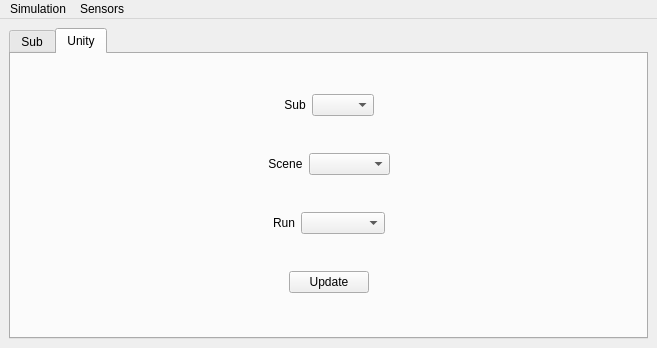
This is rqt_waypoint/resource/Mainwindow.ui in sonia-auv/rqt_sonia_plugins as Qt 5 draws it before an edit. The edited form follows.
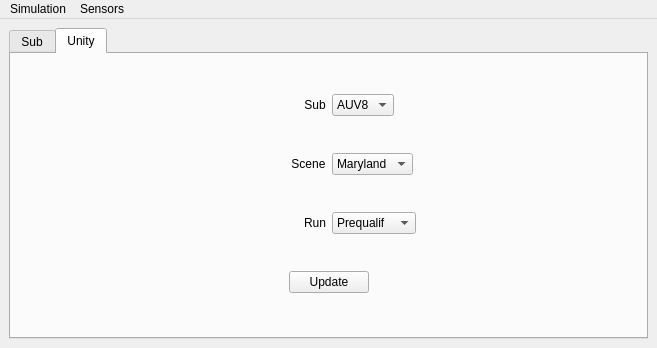
This is the edited form. The open tabs and pages were chosen to show the change.

Commit message: added unity service to set AUV

Diff of the .ui file:
```diff
--- a/rqt_waypoint/resource/Mainwindow.ui
+++ b/rqt_waypoint/resource/Mainwindow.ui
@@ -495,9 +495,11 @@
        </attribute>
        <layout class="QVBoxLayout" name="verticalLayout_2">
         <item>
-         <layout class="QHBoxLayout" name="horizontalLayout_4">
+         <layout class="QHBoxLayout" name="horizontalLayout_10">
           <item>
-           <spacer name="horizontalSpacer_9">
+           <layout class="QHBoxLayout" name="horizontalLayout_13">
+            <item>
+             <spacer name="horizontalSpacer_7">
             <property name="orientation">
              <enum>Qt::Horizontal</enum>
             </property>
@@ -531,16 +533,20 @@
             </property>
            </widget>
           </item>
+           </layout>
+          </item>
+          <item>
+           <layout class="QHBoxLayout" name="horizontalLayout_12">
           <item>
            <widget class="QComboBox" name="subChoice">
             <property name="editable">
              <bool>false</bool>
             </property>
             <property name="currentText">
-             <string/>
-            </property>
-            <property name="placeholderText">
-             <string>Sub</string>
+               <string>AUV8</string>
+              </property>
+              <property name="placeholderText" stdset="0">
+               <string/>
             </property>
             <item>
              <property name="text">
@@ -555,7 +561,7 @@
            </widget>
           </item>
           <item>
-           <spacer name="horizontalSpacer_10">
+             <spacer name="horizontalSpacer_8">
             <property name="orientation">
              <enum>Qt::Horizontal</enum>
             </property>
@@ -566,13 +572,17 @@
              </size>
             </property>
            </spacer>
+            </item>
+           </layout>
           </item>
          </layout>
         </item>
         <item>
          <layout class="QHBoxLayout" name="horizontalLayout_5">
           <item>
-           <spacer name="horizontalSpacer_7">
+           <layout class="QHBoxLayout" name="horizontalLayout_11">
+            <item>
+             <spacer name="horizontalSpacer_9">
             <property name="orientation">
              <enum>Qt::Horizontal</enum>
             </property>
@@ -606,16 +616,20 @@
             </property>
            </widget>
           </item>
+           </layout>
+          </item>
+          <item>
+           <layout class="QHBoxLayout" name="horizontalLayout_9">
           <item>
            <widget class="QComboBox" name="sceneChoice">
             <property name="editable">
              <bool>false</bool>
             </property>
             <property name="currentText">
-             <string/>
-            </property>
-            <property name="placeholderText">
-             <string>Scene</string>
+               <string>Maryland</string>
+              </property>
+              <property name="placeholderText" stdset="0">
+               <string/>
             </property>
             <item>
              <property name="text">
@@ -635,7 +649,7 @@
            </widget>
           </item>
           <item>
-           <spacer name="horizontalSpacer_8">
+             <spacer name="horizontalSpacer_10">
             <property name="orientation">
              <enum>Qt::Horizontal</enum>
             </property>
@@ -646,13 +660,17 @@
              </size>
             </property>
            </spacer>
+            </item>
+           </layout>
           </item>
          </layout>
         </item>
         <item>
          <layout class="QHBoxLayout" name="horizontalLayout_6">
           <item>
-           <spacer name="horizontalSpacer_11">
+           <layout class="QHBoxLayout" name="horizontalLayout_4">
+            <item>
+             <spacer name="horizontalSpacer_12">
             <property name="orientation">
              <enum>Qt::Horizontal</enum>
             </property>
@@ -686,16 +704,20 @@
             </property>
            </widget>
           </item>
+           </layout>
+          </item>
+          <item>
+           <layout class="QHBoxLayout" name="horizontalLayout_8">
           <item>
            <widget class="QComboBox" name="runChoice">
             <property name="editable">
              <bool>false</bool>
             </property>
             <property name="currentText">
-             <string/>
-            </property>
-            <property name="placeholderText">
-             <string>Run</string>
+               <string>Prequalif</string>
+              </property>
+              <property name="placeholderText" stdset="0">
+               <string/>
             </property>
             <item>
              <property name="text">
@@ -715,7 +737,7 @@
            </widget>
           </item>
           <item>
-           <spacer name="horizontalSpacer_12">
+             <spacer name="horizontalSpacer_11">
             <property name="orientation">
              <enum>Qt::Horizontal</enum>
             </property>
@@ -729,9 +751,11 @@
           </item>
          </layout>
         </item>
+         </layout>
+        </item>
         <item>
-         <layout class="QGridLayout" name="gridLayout_2">
-          <item row="0" column="0">
+         <layout class="QHBoxLayout" name="horizontalLayout_7">
+          <item>
            <spacer name="horizontalSpacer_5">
             <property name="orientation">
              <enum>Qt::Horizontal</enum>
@@ -744,14 +768,14 @@
             </property>
            </spacer>
           </item>
-          <item row="0" column="1">
+          <item>
            <widget class="QPushButton" name="updateUnityButton">
             <property name="text">
              <string>Update</string>
             </property>
            </widget>
           </item>
-          <item row="0" column="2">
+          <item>
            <spacer name="horizontalSpacer_6">
             <property name="orientation">
              <enum>Qt::Horizontal</enum>
@@ -778,7 +802,7 @@
      <x>0</x>
      <y>0</y>
      <width>657</width>
-     <height>21</height>
+     <height>22</height>
     </rect>
    </property>
    <widget class="QMenu" name="menuSimulation">
```
Lines whose indentation alone changed are shown as unchanged. The commit also changes 2 other files.
